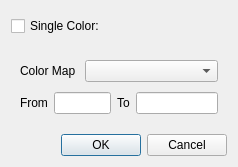
Old version of the form mfixgui/uifiles/color_map.ui in the repository truongd8593/mfix.
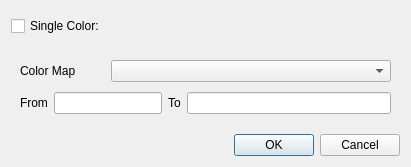
New version of the form. Custom widgets are drawn as their Qt base class.

Commit message: color map changing working

```diff
--- a/mfixgui/uifiles/color_map.ui
+++ b/mfixgui/uifiles/color_map.ui
@@ -6,7 +6,7 @@
    <rect>
     <x>0</x>
     <y>0</y>
-    <width>238</width>
+    <width>411</width>
     <height>167</height>
    </rect>
   </property>
@@ -62,16 +62,6 @@
       <item row="2" column="1" colspan="2">
        <widget class="LineEdit" name="lineedit_from"/>
       </item>
-      <item row="0" column="2" colspan="3">
-       <widget class="QComboBox" name="combobox_color_map">
-        <property name="iconSize">
-         <size>
-          <width>60</width>
-          <height>25</height>
-         </size>
-        </property>
-       </widget>
-      </item>
       <item row="2" column="4">
        <widget class="LineEdit" name="lineedit_to"/>
       </item>
@@ -89,6 +79,16 @@
         </property>
        </widget>
       </item>
+      <item row="0" column="2" colspan="3">
+       <widget class="QComboBox" name="combobox_color_map">
+        <property name="iconSize">
+         <size>
+          <width>100</width>
+          <height>25</height>
+         </size>
+        </property>
+       </widget>
+      </item>
       <item row="0" column="0" colspan="2">
        <widget class="QLabel" name="label">
         <property name="text">
```
The commit also changes 1 other file.
